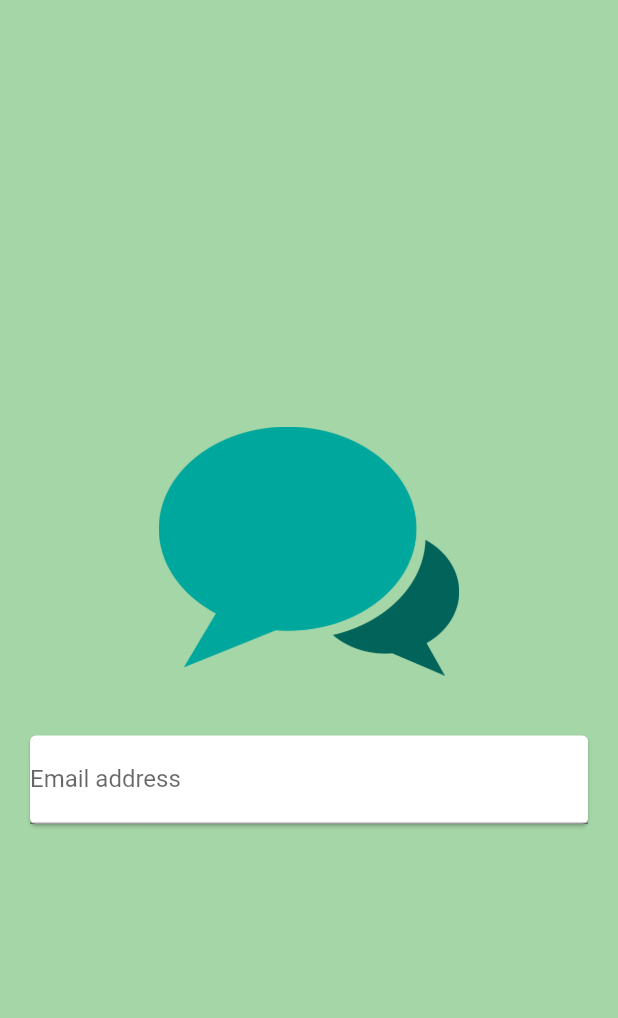
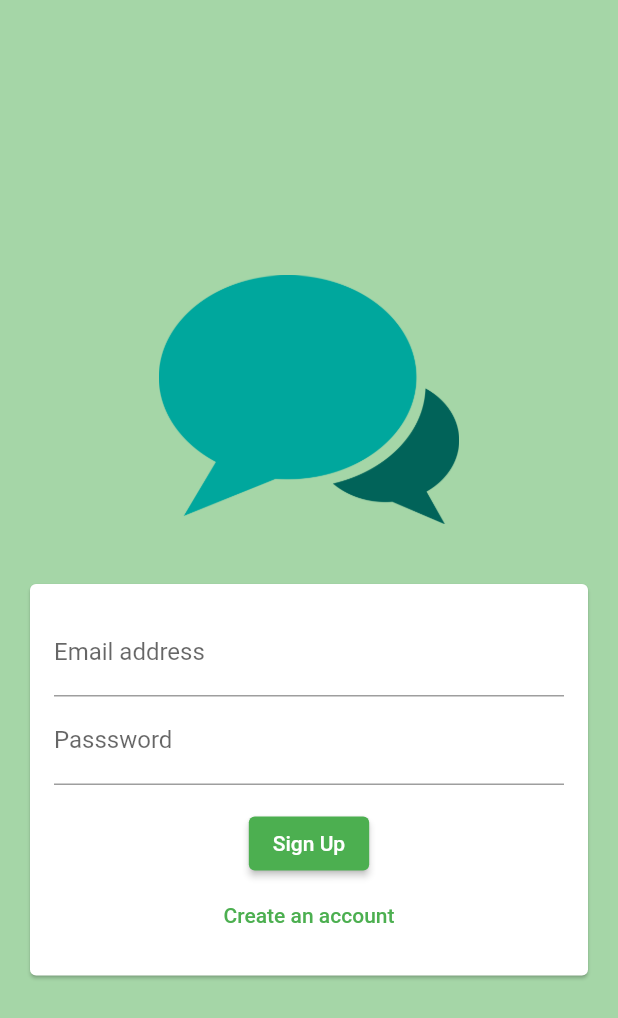
Before and after one commit to efrizalnf/me_chat_app, a Flutter app: the screen it shows after launch, on a phone screen of 412 x 824 dp. Shown: the top 1018 px of the screen. Run offline on Flutter 3.47's test engine with Material 2 defaults, Android fonts, the light colour scheme and no system bars; our stand-ins replace cloud_firestore, emoji_picker_flutter, firebase_auth, firebase_core, google_sign_in; accounts and stored records are empty.

Commit message:
adding button and sign in & sign up mode

```diff
--- a/lib/module/login/controller/login_controller.dart
+++ b/lib/module/login/controller/login_controller.dart
@@ -9,6 +9,13 @@ import '../view/login_view.dart';
 class LoginController extends State<LoginView> implements MvcController {
   static late LoginController instance;
   late LoginView view;
+  var isLogin = true;
+
+  checkIsLogin() {
+    setState(() {
+      isLogin = !isLogin;
+    });
+  }
 
   doLogin() {
     AuthServices.authDoLogin();
--- a/lib/module/login/view/login_view.dart
+++ b/lib/module/login/view/login_view.dart
@@ -28,6 +28,8 @@ class LoginView extends StatefulWidget {
             Card(
               margin: const EdgeInsets.all(20),
               child: SingleChildScrollView(
+                child: Padding(
+                  padding: const EdgeInsets.all(16.0),
                   child: Form(
                     child: Column(
                       children: [
@@ -36,8 +38,34 @@ class LoginView extends StatefulWidget {
                             labelText: 'Email address',
                           ),
                           keyboardType: TextInputType.emailAddress,
+                          autocorrect: false,
+                          textCapitalization: TextCapitalization.none,
+                        ),
+                        TextFormField(
+                          decoration: const InputDecoration(
+                            labelText: 'Passsword',
+                          ),
+                          obscureText: true,
+                        ),
+                        const SizedBox(height: 15),
+                        ElevatedButton(
+                          onPressed: () {},
+                          child: Text(
+                            controller.isLogin ? 'Sign Up' : 'Sign In',
+                          ),
+                        ),
+                        TextButton(
+                          onPressed: () {
+                            controller.checkIsLogin();
+                          },
+                          child: Text(
+                            controller.isLogin
+                                ? 'Create an account'
+                                : 'I have allready an account',
+                          ),
                         )
                       ],
+                    ),
                   ),
                 ),
               ),
```
Lines whose indentation alone changed are shown as unchanged.
